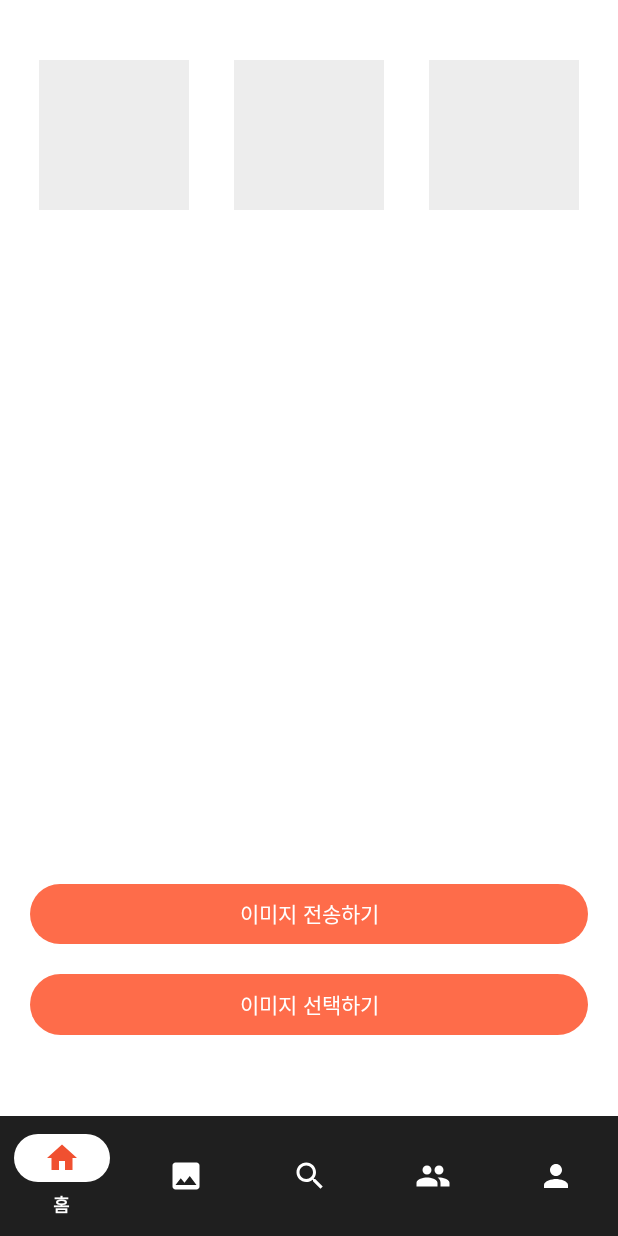
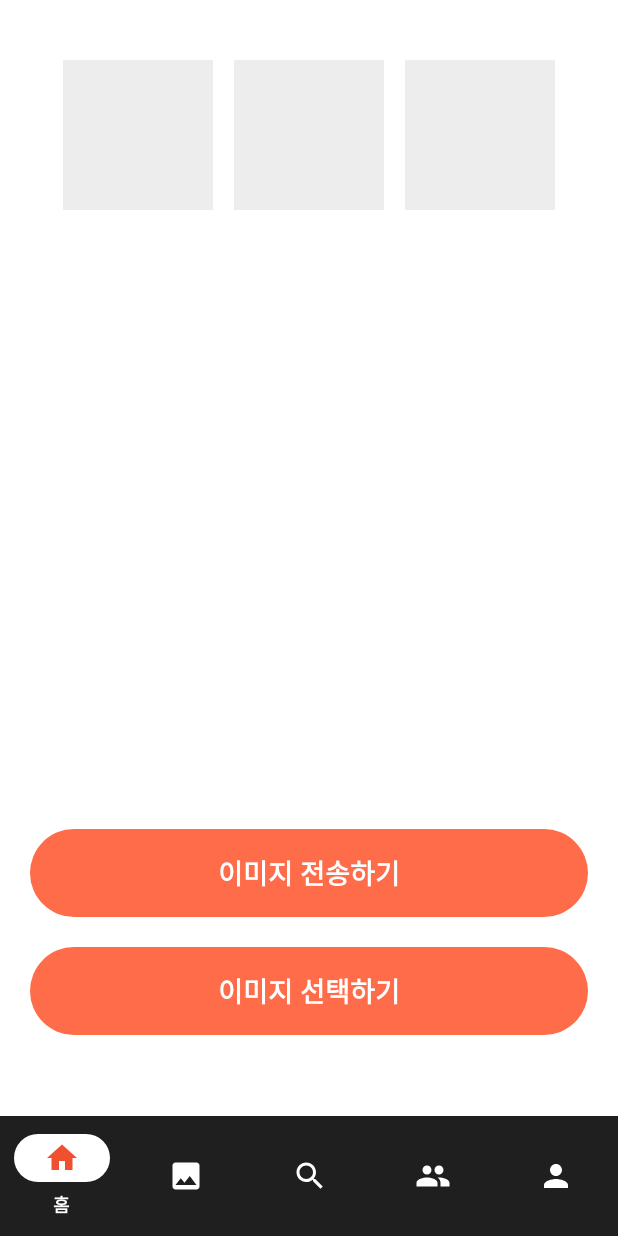
Before and after one commit to GO-SOPT-ANDROID/chaeyeon-jeon, an Android app: the fragment GalleryFragment placed in its activity, on a phone screen of 412 x 824 dp. Run offline under Robolectric (Android 15) with nearby library versions, the phone set to English and light mode, and no system bars; our stand-ins replace Dagger/Hilt's generated code, Timber, data binding; pictures from the network do not load.

Commit message:
[FEAT/#11] post image 이미지 크기 초과 예외 처리

```diff
--- a/app/src/main/java/org/android/go/sopt/presentation/main/gallery/GalleryFragment.kt
+++ b/app/src/main/java/org/android/go/sopt/presentation/main/gallery/GalleryFragment.kt
@@ -54,15 +54,15 @@ class GalleryFragment : BindingFragment<FragmentGalleryBinding>(R.layout.fragmen
         viewModel.postImageState.observe(viewLifecycleOwner) { state ->
             when (state) {
                 is Success -> {
-                    requireContext().showSnackbar(binding.root, "이미지가 전송되었습니다.")
+                    requireContext().showSnackbar(binding.root, getString(R.string.gallery_post_image_success_msg))
                 }
 
                 is Failure -> {
-                    requireContext().showSnackbar(binding.root, "이미지 전송에 실패하였습니다.")
+                    requireContext().showSnackbar(binding.root, getString(R.string.gallery_image_oversized_error_msg))
                 }
 
                 is Error -> {
-                    requireContext().showSnackbar(binding.root, "서버에 연결할 수 없습니다.")
+                    requireContext().showSnackbar(binding.root, getString(R.string.unknown_error_msg))
                 }
             }
         }
--- a/app/src/main/res/layout/fragment_gallery.xml
+++ b/app/src/main/res/layout/fragment_gallery.xml
@@ -19,6 +19,7 @@
             android:id="@+id/layout_gallery"
             android:layout_width="wrap_content"
             android:layout_height="wrap_content"
+            android:layout_marginHorizontal="20dp"
             android:layout_marginTop="40dp"
             app:layout_constraintEnd_toEndOf="parent"
             app:layout_constraintStart_toStartOf="parent"
@@ -34,7 +35,7 @@
                 android:id="@+id/iv_gallery_second"
                 android:layout_width="100dp"
                 android:layout_height="100dp"
-                android:layout_marginHorizontal="30dp"
+                android:layout_marginHorizontal="14dp"
                 android:background="@color/gray_200" />
 
             <ImageView
@@ -51,7 +52,9 @@
             android:layout_marginHorizontal="20dp"
             android:layout_marginBottom="12dp"
             android:onClick="@{()->vm.postImage()}"
-            android:text="이미지 전송하기"
+            android:paddingVertical="16dp"
+            android:text="@string/gallery_send_image"
+            android:textAppearance="?attr/textAppearanceHeadlineSmall"
             app:layout_constraintBottom_toTopOf="@id/btn_gallery_select"
             app:layout_constraintEnd_toEndOf="parent"
             app:layout_constraintStart_toStartOf="parent" />
@@ -62,8 +65,9 @@
             android:layout_height="wrap_content"
             android:layout_marginHorizontal="20dp"
             android:layout_marginBottom="50dp"
-            android:paddingVertical="10dp"
-            android:text="이미지 선택하기"
+            android:paddingVertical="16dp"
+            android:text="@string/gallery_select_image"
+            android:textAppearance="?attr/textAppearanceHeadlineSmall"
             app:layout_constraintBottom_toBottomOf="parent"
             app:layout_constraintEnd_toEndOf="parent"
             app:layout_constraintStart_toStartOf="parent" />
--- a/app/src/main/res/layout/fragment_profile.xml
+++ b/app/src/main/res/layout/fragment_profile.xml
@@ -62,8 +62,6 @@
             android:paddingVertical="16dp"
             android:text="@string/profile_logout_btn"
             android:textAppearance="?attr/textAppearanceHeadlineSmall"
-            android:textSize="18sp"
-            android:textStyle="bold"
             app:layout_constraintBottom_toBottomOf="parent"
             app:layout_constraintEnd_toEndOf="parent"
             app:layout_constraintStart_toStartOf="parent" />
--- a/app/src/main/res/values/strings.xml
+++ b/app/src/main/res/values/strings.xml
@@ -46,7 +46,8 @@
     <string name="home_repo_img_description">리포지토리 %s 이미지</string>
 
     <!-- gallery -->
-    <string name="gallery_fragment">GALLERY FRAGMENT</string>
+    <string name="gallery_image_oversized_error_msg">이미지 크기 제한을 초과하였습니다.</string>
+    <string name="gallery_post_image_success_msg">이미지가 전송되었습니다.</string>
 
     <!-- search -->
     <string name="search_fragment">SEARCH FRAGMENT</string>
@@ -68,4 +69,6 @@
     <string name="logout_dialog_description">모든 회원 정보가 삭제됩니다.</string>
     <string name="logout_dialog_cancel">CANCEL</string>
     <string name="logout_dialog_logout">LOG OUT</string>
+    <string name="gallery_send_image">이미지 전송하기</string>
+    <string name="gallery_select_image">이미지 선택하기</string>
 </resources>
```
Also changed, not shown: app/src/main/java/org/android/go/sopt/presentation/main/gallery/GalleryViewModel.kt (+13 -6 lines).
